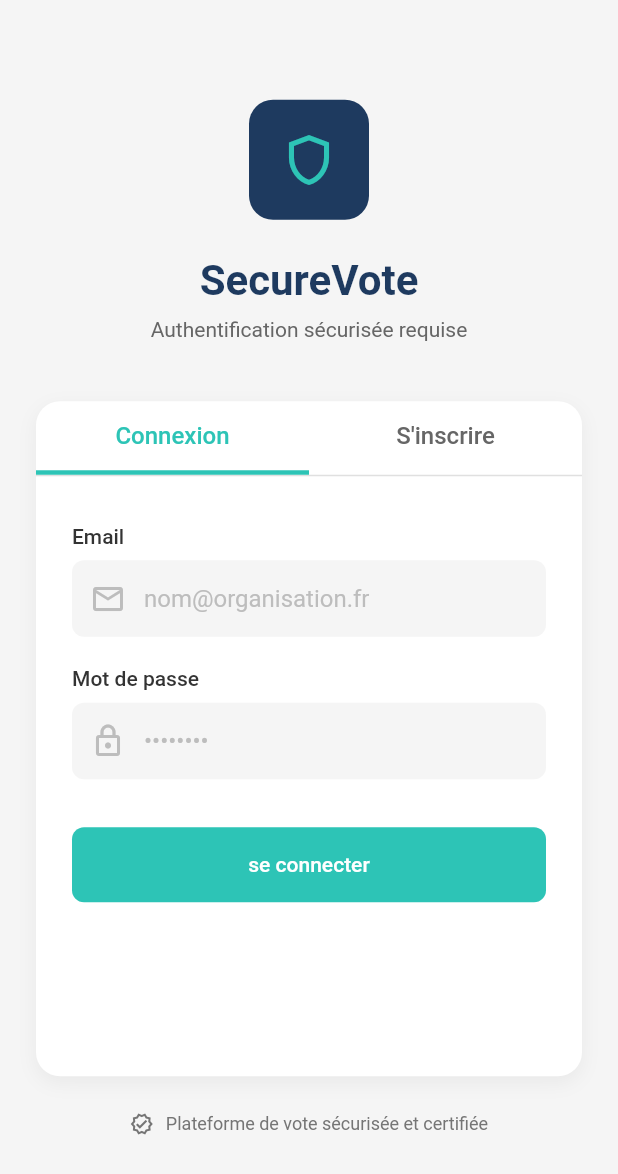
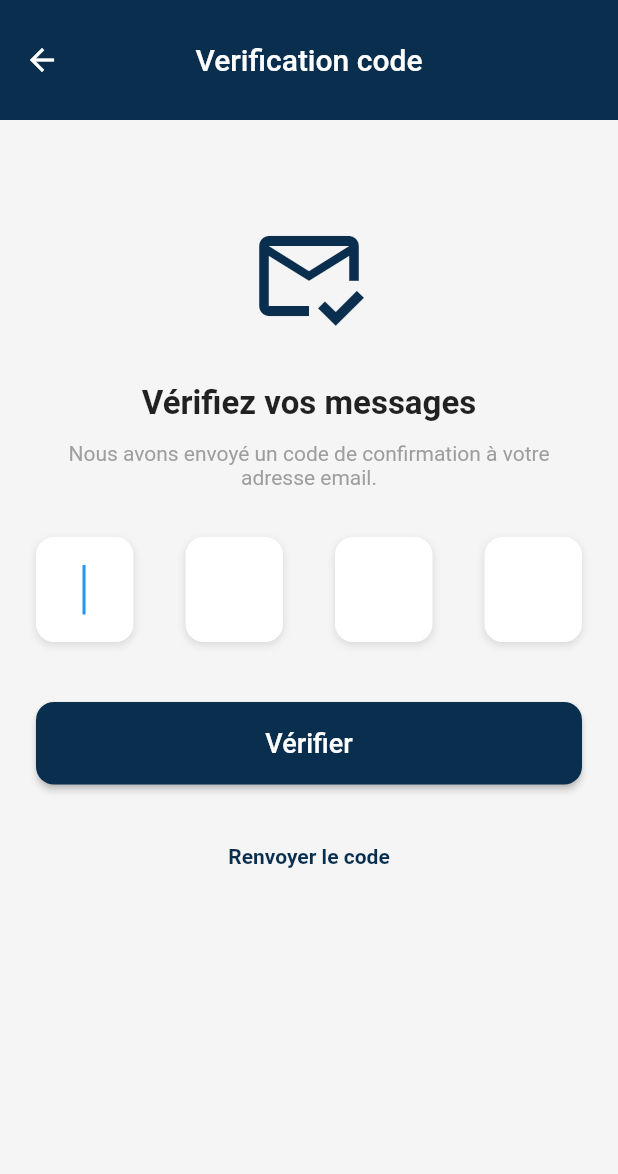
Before and after one commit to ramkristen16/secure_vote, a Flutter app: the LoginPage screen opened directly, after a tap on "se connecter", on a phone screen of 412 x 824 dp. Shown: the top 1174 px of the screen. Run offline on Flutter 3.47's test engine with Material 3 defaults, Android fonts, the phone set to English and light mode, and no system bars; our stand-ins replace app_links, dio, flutter_secure_storage, share_plus, shared_preferences; missing offline and left inert: encrypt; accounts and stored records are empty.

Commit message:
Added verification page

```diff
--- a/lib/features/Dashboard/dashboard_page.dart
+++ b/lib/features/Dashboard/dashboard_page.dart
@@ -1,5 +1,6 @@
 import 'package:flutter/material.dart';
 import 'package:provider/provider.dart';
+import 'package:secure_vote/features/auth/auth_page.dart';
 import '../vote/view_model/vote_view_model.dart';
 import '../vote/views/access/participation_page.dart';
 import '../vote/views/create/create_vote_page.dart';
@@ -62,6 +63,7 @@ class DashboardPage extends StatelessWidget {
           IconButton(
             icon: const Icon(Icons.logout, color: Colors.white),
             onPressed: () {
+              Navigator.push(context, MaterialPageRoute(builder: (context) => LoginPage()));
               // Logique de déconnexion
             },
           ),
--- a/lib/features/auth/auth_page.dart
+++ b/lib/features/auth/auth_page.dart
@@ -1,4 +1,5 @@
 import 'package:flutter/material.dart';
+import 'package:secure_vote/features/auth/verification_page.dart';
 
 class LoginPage extends StatefulWidget {
   const LoginPage({super.key});
@@ -230,7 +231,9 @@ class _LoginPageState extends State<LoginPage> with SingleTickerProviderStateMix
           SizedBox(
             height: 50,
             child: ElevatedButton(
-              onPressed: () => {},
+              onPressed: () => {
+                Navigator.push(context, MaterialPageRoute(builder: (context) => VerificationPage()))
+              },
               /*onPressed: _viewModel.isLoading ? null : () async {
                 final success = await _viewModel.login(
                   _emailController.text,
@@ -385,7 +388,7 @@ class _LoginPageState extends State<LoginPage> with SingleTickerProviderStateMix
 
           // Bouton de création de compte
           SizedBox(
-            height: 50,
+            height: 47,
             child: ElevatedButton(
               onPressed: () => {},
               /*onPressed: _viewModel.isLoading ? null : () async {
--- /dev/null
+++ b/lib/features/auth/verification_page.dart
@@ -0,0 +1,108 @@
+import 'package:flutter/material.dart';
+import 'package:flutter/services.dart';
+
+class VerificationPage extends StatelessWidget {
+  const VerificationPage({super.key});
+
+  @override
+  Widget build(BuildContext context) {
+    return Scaffold(
+      backgroundColor: const Color(0xfff5f5f5),
+      appBar: AppBar(
+        backgroundColor: const Color(0xff0a2e4d),
+        elevation: 0,
+        toolbarHeight: 80,
+        title: const Text("Verification code"),
+        centerTitle: true,
+      ),
+      body: SingleChildScrollView(
+        padding: const EdgeInsets.all(24.0),
+        child: Column(
+          children: [
+            const SizedBox(height: 40),
+            const Icon(Icons.mark_email_read_outlined, size: 80, color: Color(0xff0a2e4d)),
+            const SizedBox(height: 32),
+            const Text(
+              "Vérifiez vos messages",
+              style: TextStyle(fontSize: 22, fontWeight: FontWeight.bold),
+            ),
+            const SizedBox(height: 12),
+            const Text(
+              "Nous avons envoyé un code de confirmation à votre adresse email.",
+              textAlign: TextAlign.center,
+              style: TextStyle(color: Colors.grey),
+            ),
+            const SizedBox(height: 32),
+
+            // Ligne des champs OTP
+            Row(
+              mainAxisAlignment: MainAxisAlignment.spaceBetween,
+              children: List.generate(4, (index) => _otpInputBox(context, index == 0)),
+            ),
+
+            const SizedBox(height: 40),
+
+            // Bouton de validation
+            SizedBox(
+              width: double.infinity,
+              height: 55,
+              child: ElevatedButton(
+                onPressed: () {
+                  // Logique de vérification ici
+                },
+                style: ElevatedButton.styleFrom(
+                  backgroundColor: const Color(0xff0a2e4d),
+                  shape: RoundedRectangleBorder(borderRadius: BorderRadius.circular(12)),
+                ),
+                child: const Text("Vérifier", style: TextStyle(fontSize: 18, color: Colors.white)),
+              ),
+            ),
+
+            const SizedBox(height: 24),
+            TextButton(
+              onPressed: () {},
+              child: const Text(
+                "Renvoyer le code",
+                style: TextStyle(color: Color(0xff0a2e4d), fontWeight: FontWeight.bold),
+              ),
+            ),
+          ],
+        ),
+      ),
+    );
+  }
+
+  // Widget pour chaque case du code
+  Widget _otpInputBox(BuildContext context, bool first) {
+    return Container(
+      height: 70,
+      width: 65,
+      decoration: BoxDecoration(
+        color: Colors.white,
+        borderRadius: BorderRadius.circular(12),
+        boxShadow: [
+          BoxShadow(color: Colors.black12, blurRadius: 4, offset: Offset(0, 2)),
+        ],
+      ),
+      child: Center(
+        child: TextField(
+          autofocus: first,
+          onChanged: (value) {
+            if (value.length == 1) {
+              FocusScope.of(context).nextFocus(); // Passe au champ suivant automatiquement
+            }
+          },
+          textAlign: TextAlign.center,
+          keyboardType: TextInputType.number,
+          maxLength: 1,
+          inputFormatters: [FilteringTextInputFormatter.digitsOnly],
+          decoration: const InputDecoration(
+            border: InputBorder.none,
+            counterText: "",
+          ),
+          style: const TextStyle(fontSize: 28, fontWeight: FontWeight.bold),
+        ),
+      ),
+    );
+  }
+}
```
